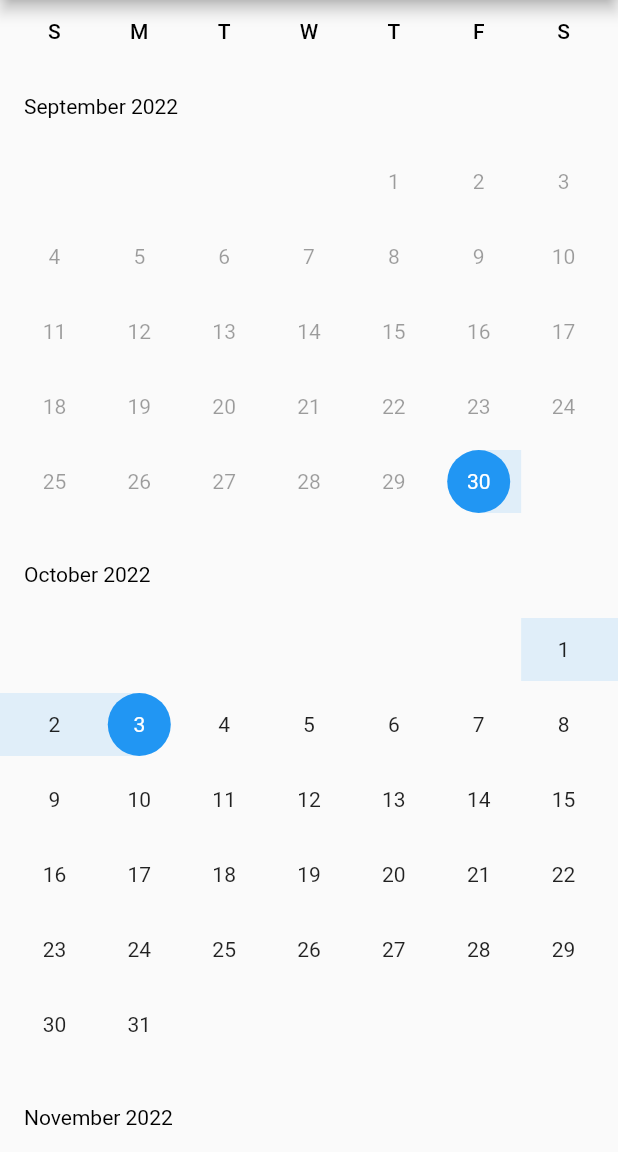
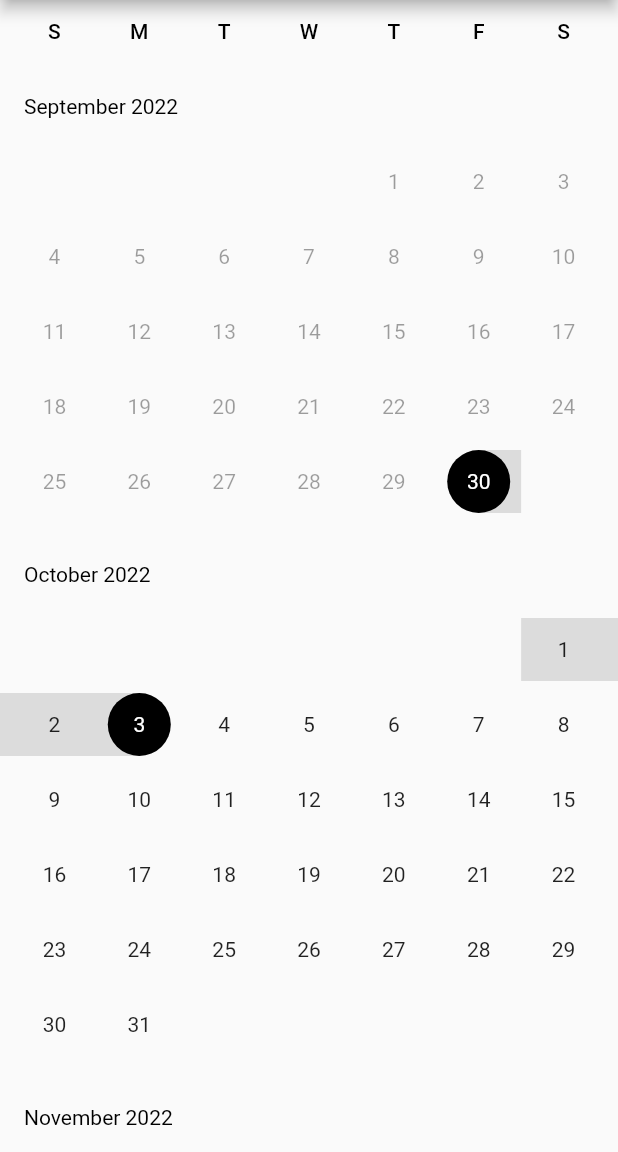
Before and after one commit to ArkrootHQ/sked, a Flutter app: the screen it shows after launch, on a phone screen of 412 x 824 dp, the part 84-1236 px from its top. Run offline on Flutter 3.47's test engine with Material 2 defaults, Android fonts, the phone set to English and light mode, and no system bars.

```diff
--- a/example/lib/main.dart
+++ b/example/lib/main.dart
@@ -1,4 +1,4 @@
- import 'package:flutter/material.dart';
+import 'package:flutter/material.dart';
 import 'package:kalendar/kalendar.dart';
 
 void main() {
@@ -37,8 +37,9 @@ class _MyHomePageState extends State<MyHomePage> {
         child: VerticalDateRangePicker(
           firstDate: DateTime.now(),
           lastDate: DateTime(DateTime.now().year + 5),
-
+          highLightColor: Colors.black,
           onEndDateChanged: (date) {},
+          selectedColor: Colors.black,
           onStartDateChanged: (date) {},
           initialDateRange: DateTimeRange(
             start: DateTime.now(),
--- a/lib/widgets/month_widget.dart
+++ b/lib/widgets/month_widget.dart
@@ -83,8 +83,11 @@ class MonthItem extends StatefulWidget {
   ///    the different behaviors.
   final DragStartBehavior dragStartBehavior;
 
+  /// The highlight color for the the selected dates
+  /// By default the color will be [colorScheme.primary].
   final Color? highLightColor;
 
+  /// The color of the selected dates.
   final Color? selectedColor;
 
   final TextStyle? selectedTextStyle;
```
Also changed, not shown: images/kalender.png (added), 1 other file.
